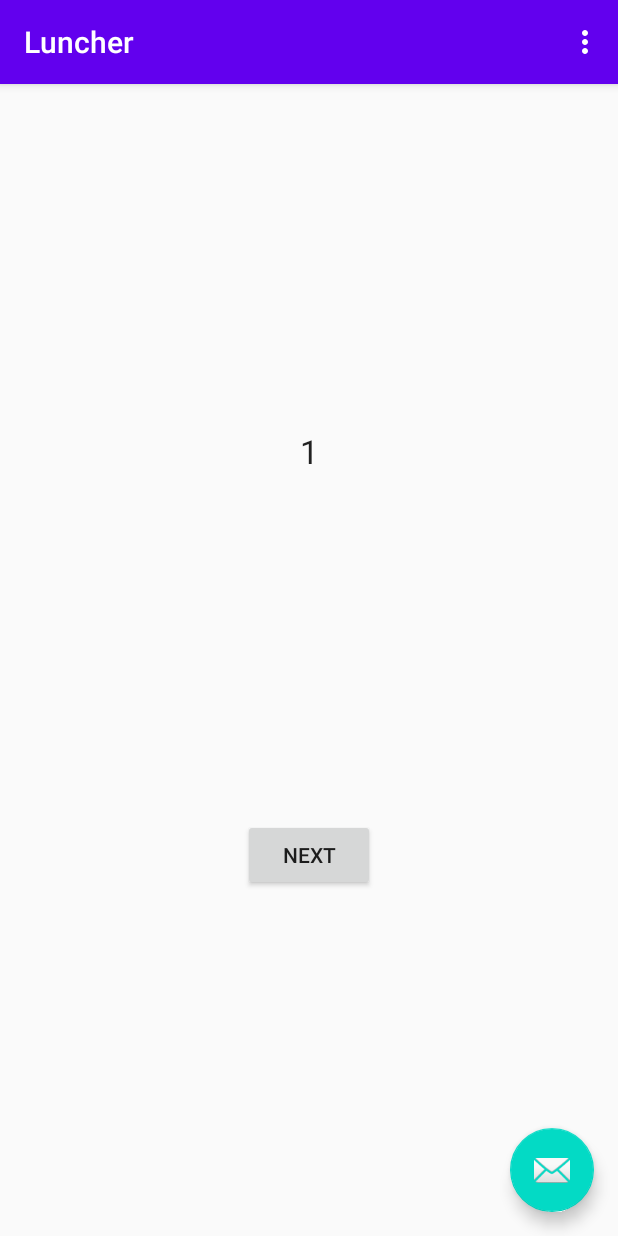
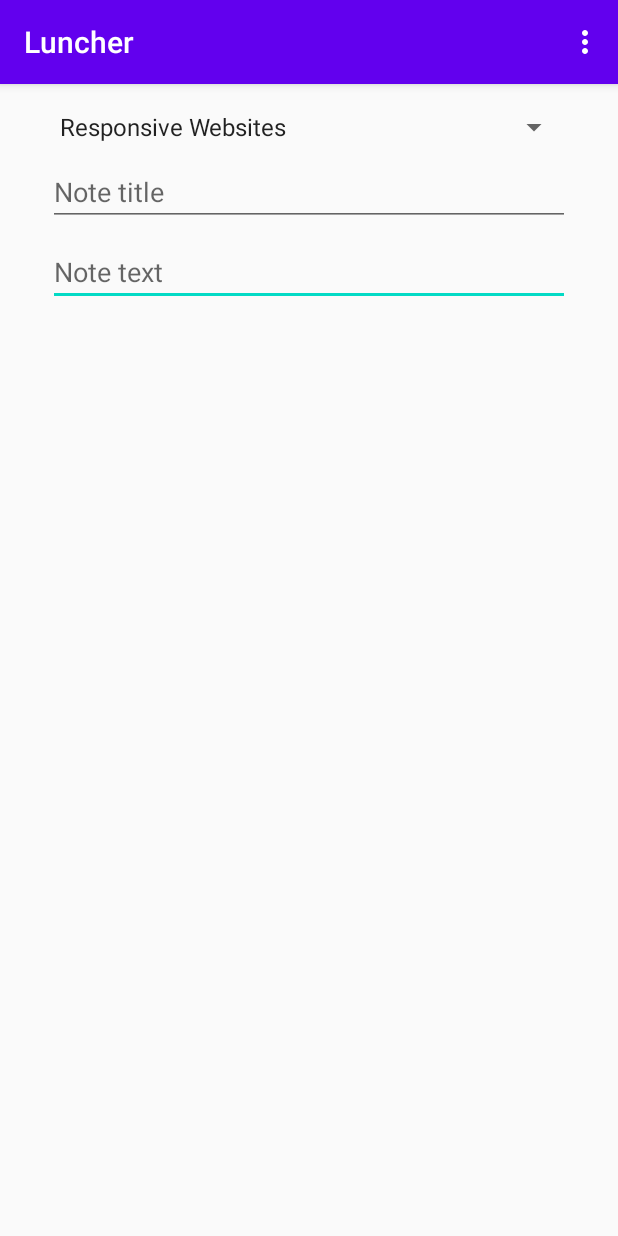
Before and after one commit to BenRoss92/Luncher, an Android app: the screen it shows after launch (MainActivity), on a phone screen of 412 x 824 dp. Run offline under Robolectric (Android 15) with nearby library versions, the phone set to English and light mode, and no system bars.

Commit message:
Populate a dropdown list of courses
* Also removed unused fragment activities and layouts - fixes issue with app breaking (see readme)

```diff
--- a/app/src/main/java/com/example/luncher/FirstFragment.kt
+++ /dev/null
@@ -1,31 +0,0 @@
-package com.example.luncher
-
-import android.os.Bundle
-import androidx.fragment.app.Fragment
-import android.view.LayoutInflater
-import android.view.View
-import android.view.ViewGroup
-import android.widget.Button
-import androidx.navigation.fragment.findNavController
-
-/**
- * A simple [Fragment] subclass as the default destination in the navigation.
- */
-class FirstFragment : Fragment() {
-
-    override fun onCreateView(
-            inflater: LayoutInflater, container: ViewGroup?,
-            savedInstanceState: Bundle?
-    ): View? {
-        // Inflate the layout for this fragment
-        return inflater.inflate(R.layout.fragment_first, container, false)
-    }
-
-    override fun onViewCreated(view: View, savedInstanceState: Bundle?) {
-        super.onViewCreated(view, savedInstanceState)
-
-        view.findViewById<Button>(R.id.button_first).setOnClickListener {
-            findNavController().navigate(R.id.action_FirstFragment_to_SecondFragment)
-        }
-    }
-}
--- a/app/src/main/java/com/example/luncher/MainActivity.kt
+++ b/app/src/main/java/com/example/luncher/MainActivity.kt
@@ -1,13 +1,13 @@
 package com.example.luncher
 
 import android.os.Bundle
-import com.google.android.material.snackbar.Snackbar
 import androidx.appcompat.app.AppCompatActivity
 import android.view.Menu
 import android.view.MenuItem
+import android.widget.ArrayAdapter
 
 import kotlinx.android.synthetic.main.activity_main.*
-import kotlinx.android.synthetic.main.fragment_first.*
+import kotlinx.android.synthetic.main.content_main.*
 
 class MainActivity : AppCompatActivity() {
 
@@ -16,15 +16,16 @@ class MainActivity : AppCompatActivity() {
         setContentView(R.layout.activity_main)
         setSupportActionBar(toolbar)
 
-        fab.setOnClickListener { view ->
-            val originalValue = textDisplayedValue.text.toString().toInt()
-            val newValue = originalValue * 2
-            textDisplayedValue.text = newValue.toString()
-            Snackbar
-                .make(view, "Original value $originalValue was changed to $newValue",
-                    Snackbar.LENGTH_LONG)
-                .show()
-        }
+        val dataManager = DataManager()
+        val adapterCourses = ArrayAdapter<CourseInfo>(
+            this,
+            android.R.layout.simple_spinner_item,
+            dataManager.courses.values.toList()
+        )
+
+        adapterCourses.setDropDownViewResource(android.R.layout.simple_spinner_dropdown_item)
+
+        spinnerCourses.adapter = adapterCourses
     }
 
     override fun onCreateOptionsMenu(menu: Menu): Boolean {
--- a/app/src/main/java/com/example/luncher/NoteKeeperData.kt
+++ b/app/src/main/java/com/example/luncher/NoteKeeperData.kt
@@ -1,5 +1,9 @@
 package com.example.luncher
 
-data class CourseInfo(val id: String, val title: String)
+class CourseInfo(val id: String, val title: String) {
+    override fun toString(): String {
+        return title
+    }
+}
 
-data class NoteInfo(var courseInfo: CourseInfo, val title: String, val text: String)
+class NoteInfo(var courseInfo: CourseInfo, val title: String, val text: String)
--- a/app/src/main/java/com/example/luncher/SecondFragment.kt
+++ /dev/null
@@ -1,31 +0,0 @@
-package com.example.luncher
-
-import android.os.Bundle
-import androidx.fragment.app.Fragment
-import android.view.LayoutInflater
-import android.view.View
-import android.view.ViewGroup
-import android.widget.Button
-import androidx.navigation.fragment.findNavController
-
-/**
- * A simple [Fragment] subclass as the second destination in the navigation.
- */
-class SecondFragment : Fragment() {
-
-    override fun onCreateView(
-            inflater: LayoutInflater, container: ViewGroup?,
-            savedInstanceState: Bundle?
-    ): View? {
-        // Inflate the layout for this fragment
-        return inflater.inflate(R.layout.fragment_second, container, false)
-    }
-
-    override fun onViewCreated(view: View, savedInstanceState: Bundle?) {
-        super.onViewCreated(view, savedInstanceState)
-
-        view.findViewById<Button>(R.id.button_second).setOnClickListener {
-            findNavController().navigate(R.id.action_SecondFragment_to_FirstFragment)
-        }
-    }
-}
--- a/app/src/main/res/layout/activity_main.xml
+++ b/app/src/main/res/layout/activity_main.xml
@@ -22,12 +22,4 @@
 
     <include layout="@layout/content_main" />
 
-    <com.google.android.material.floatingactionbutton.FloatingActionButton
-        android:id="@+id/fab"
-        android:layout_width="wrap_content"
-        android:layout_height="wrap_content"
-        android:layout_gravity="bottom|end"
-        android:layout_margin="@dimen/fab_margin"
-        app:srcCompat="@android:drawable/ic_dialog_email" />
-
 </androidx.coordinatorlayout.widget.CoordinatorLayout>
--- a/app/src/main/res/layout/content_main.xml
+++ b/app/src/main/res/layout/content_main.xml
@@ -3,17 +3,44 @@
     xmlns:app="http://schemas.android.com/apk/res-auto"
     android:layout_width="match_parent"
     android:layout_height="match_parent"
-    app:layout_behavior="@string/appbar_scrolling_view_behavior">
+    xmlns:tools="http://schemas.android.com/tools"
+    app:layout_behavior="@string/appbar_scrolling_view_behavior"
+    tools:context=".MainActivity"
+    tools:showIn="@layout/activity_main">
 
-    <fragment
-        android:id="@+id/nav_host_fragment"
-        android:name="androidx.navigation.fragment.NavHostFragment"
+    <EditText
+        android:id="@+id/textNoteText"
         android:layout_width="0dp"
-        android:layout_height="0dp"
-        app:defaultNavHost="true"
-        app:layout_constraintBottom_toBottomOf="parent"
-        app:layout_constraintLeft_toLeftOf="parent"
-        app:layout_constraintRight_toRightOf="parent"
-        app:layout_constraintTop_toTopOf="parent"
-        app:navGraph="@navigation/nav_graph" />
+        android:layout_height="wrap_content"
+        android:layout_marginTop="8dp"
+        android:ems="10"
+        android:hint="Note text"
+        android:inputType="textMultiLine"
+        app:layout_constraintEnd_toEndOf="@+id/spinnerCourses"
+        app:layout_constraintHorizontal_bias="0.0"
+        app:layout_constraintStart_toStartOf="@+id/spinnerCourses"
+        app:layout_constraintTop_toBottomOf="@+id/textNoteTitle" />
+
+    <Spinner
+        android:id="@+id/spinnerCourses"
+        android:layout_width="0dp"
+        android:layout_height="25dp"
+        android:layout_marginEnd="32dp"
+        android:layout_marginStart="32dp"
+        android:layout_marginTop="16dp"
+        app:layout_constraintEnd_toEndOf="parent"
+        app:layout_constraintStart_toStartOf="parent"
+        app:layout_constraintTop_toTopOf="parent" />
+
+    <EditText
+        android:id="@+id/textNoteTitle"
+        android:layout_width="0dp"
+        android:layout_height="wrap_content"
+        android:layout_marginTop="8dp"
+        android:ems="10"
+        android:hint="Note title"
+        android:inputType="textMultiLine"
+        app:layout_constraintEnd_toEndOf="@+id/spinnerCourses"
+        app:layout_constraintStart_toStartOf="@+id/spinnerCourses"
+        app:layout_constraintTop_toBottomOf="@+id/spinnerCourses" />
 </androidx.constraintlayout.widget.ConstraintLayout>
--- a/app/src/main/res/layout/fragment_first.xml
+++ /dev/null
@@ -1,29 +0,0 @@
-<?xml version="1.0" encoding="utf-8"?>
-<androidx.constraintlayout.widget.ConstraintLayout xmlns:android="http://schemas.android.com/apk/res/android"
-    xmlns:app="http://schemas.android.com/apk/res-auto"
-    xmlns:tools="http://schemas.android.com/tools"
-    android:layout_width="match_parent"
-    android:layout_height="match_parent"
-    tools:context=".FirstFragment">
-
-    <TextView
-        android:id="@+id/textDisplayedValue"
-        android:layout_width="wrap_content"
-        android:layout_height="wrap_content"
-        android:text="@string/counter"
-        android:textAppearance="@style/TextAppearance.AppCompat.Large"
-        app:layout_constraintBottom_toTopOf="@id/button_first"
-        app:layout_constraintEnd_toEndOf="parent"
-        app:layout_constraintStart_toStartOf="parent"
-        app:layout_constraintTop_toTopOf="parent" />
-
-    <Button
-        android:id="@+id/button_first"
-        android:layout_width="wrap_content"
-        android:layout_height="wrap_content"
-        android:text="@string/next"
-        app:layout_constraintBottom_toBottomOf="parent"
-        app:layout_constraintEnd_toEndOf="parent"
-        app:layout_constraintStart_toStartOf="parent"
-        app:layout_constraintTop_toBottomOf="@id/textDisplayedValue" />
-</androidx.constraintlayout.widget.ConstraintLayout>
--- a/app/src/main/res/layout/fragment_second.xml
+++ /dev/null
@@ -1,27 +0,0 @@
-<?xml version="1.0" encoding="utf-8"?>
-<androidx.constraintlayout.widget.ConstraintLayout xmlns:android="http://schemas.android.com/apk/res/android"
-    xmlns:app="http://schemas.android.com/apk/res-auto"
-    xmlns:tools="http://schemas.android.com/tools"
-    android:layout_width="match_parent"
-    android:layout_height="match_parent"
-    tools:context=".SecondFragment">
-
-    <TextView
-        android:id="@+id/textview_second"
-        android:layout_width="wrap_content"
-        android:layout_height="wrap_content"
-        app:layout_constraintBottom_toTopOf="@id/button_second"
-        app:layout_constraintEnd_toEndOf="parent"
-        app:layout_constraintStart_toStartOf="parent"
-        app:layout_constraintTop_toTopOf="parent" />
-
-    <Button
-        android:id="@+id/button_second"
-        android:layout_width="wrap_content"
-        android:layout_height="wrap_content"
-        android:text="@string/previous"
-        app:layout_constraintBottom_toBottomOf="parent"
-        app:layout_constraintEnd_toEndOf="parent"
-        app:layout_constraintStart_toStartOf="parent"
-        app:layout_constraintTop_toBottomOf="@id/textview_second" />
-</androidx.constraintlayout.widget.ConstraintLayout>
--- a/app/src/main/res/navigation/nav_graph.xml
+++ /dev/null
@@ -1,28 +0,0 @@
-<?xml version="1.0" encoding="utf-8"?>
-<navigation xmlns:android="http://schemas.android.com/apk/res/android"
-    xmlns:app="http://schemas.android.com/apk/res-auto"
-    xmlns:tools="http://schemas.android.com/tools"
-    android:id="@+id/nav_graph"
-    app:startDestination="@id/FirstFragment">
-
-    <fragment
-        android:id="@+id/FirstFragment"
-        android:name="com.example.luncher.FirstFragment"
-        android:label="@string/first_fragment_label"
-        tools:layout="@layout/fragment_first">
-
-        <action
-            android:id="@+id/action_FirstFragment_to_SecondFragment"
-            app:destination="@id/SecondFragment" />
-    </fragment>
-    <fragment
-        android:id="@+id/SecondFragment"
-        android:name="com.example.luncher.SecondFragment"
-        android:label="@string/second_fragment_label"
-        tools:layout="@layout/fragment_second">
-
-        <action
-            android:id="@+id/action_SecondFragment_to_FirstFragment"
-            app:destination="@id/FirstFragment" />
-    </fragment>
-</navigation>
--- a/app/src/main/res/values/strings.xml
+++ b/app/src/main/res/values/strings.xml
@@ -1,13 +1,4 @@
 <resources>
     <string name="app_name">Luncher</string>
     <string name="action_settings">Settings</string>
-    <!-- Strings used for fragments for navigation -->
-    <string name="first_fragment_label">First Fragment</string>
-    <string name="second_fragment_label">Second Fragment</string>
-    <string name="next">Next</string>
-    <string name="previous">Previous</string>
-
-    <string name="hello_first_fragment">Hello first fragment</string>
-    <string name="hello_second_fragment">Hello second fragment. Arg: %1$s</string>
-    <string name="counter">1</string>
 </resources>
```
Also changed, not shown: 1 other file.
